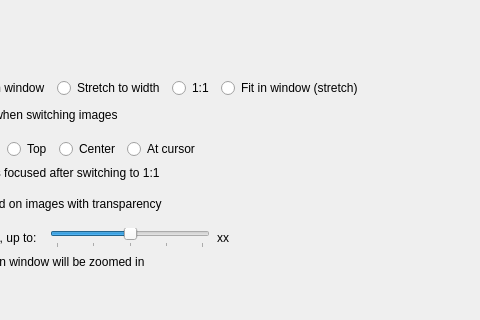
Old version of the form qimgv/gui/dialogs/settingsdialog.ui in the repository duckautomata/qimgv; both pictures show x 303 to 783 and y 0 to 320 of the 783 by 741 pixel window.
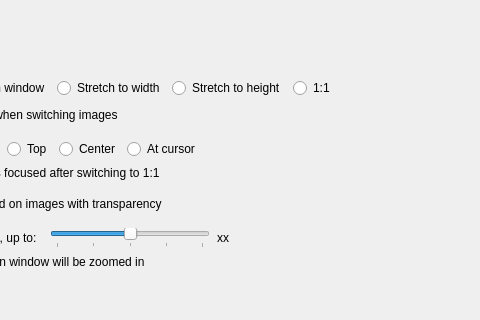
New version of the form. The open tabs and pages were chosen to show the change. Custom widgets are drawn as their Qt base class.

Commit message: ui: rename "Fit in window (stretch)" to "Stretch to height"

The edit to the form file:
```diff
--- a/qimgv/gui/dialogs/settingsdialog.ui
+++ b/qimgv/gui/dialogs/settingsdialog.ui
@@ -2013,16 +2013,16 @@
                      </widget>
                     </item>
                     <item>
-                     <widget class="QRadioButton" name="fitMode1to1">
+                     <widget class="QRadioButton" name="fitModeWindowStretch">
                       <property name="text">
-                       <string>1:1</string>
+                       <string>Stretch to height</string>
                       </property>
                      </widget>
                     </item>
                     <item>
-                     <widget class="QRadioButton" name="fitModeWindowStretch">
+                     <widget class="QRadioButton" name="fitMode1to1">
                       <property name="text">
-                       <string>Fit in window (stretch)</string>
+                       <string>1:1</string>
                       </property>
                      </widget>
                     </item>
```
The commit also changes 1 other file.
